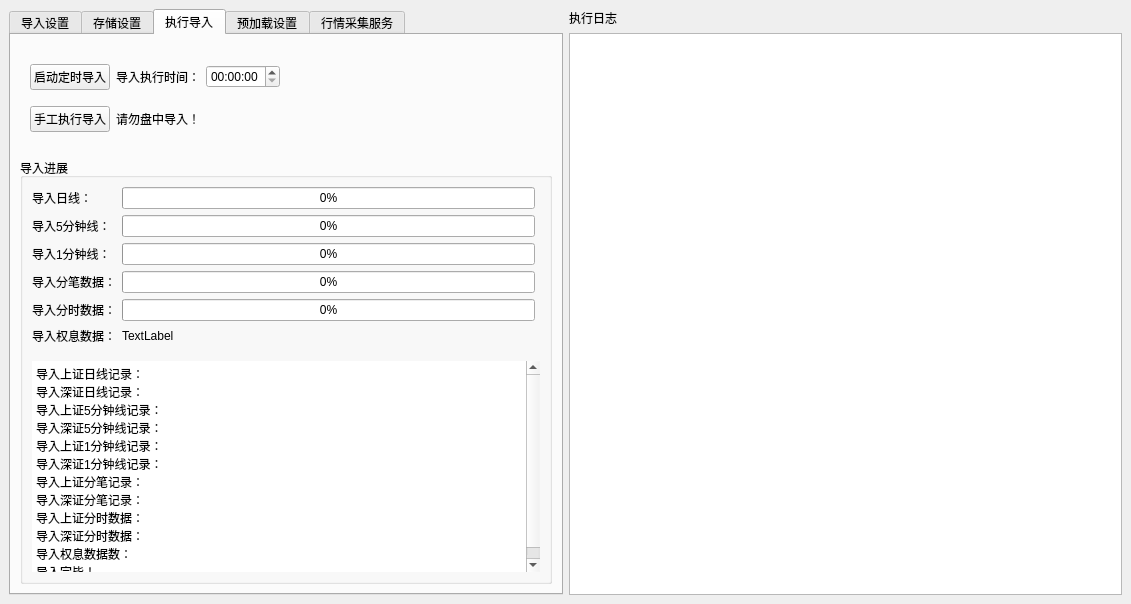
Before: the Qt Designer form hikyuu/gui/data/MainWindow.ui in fasiondog/hikyuu, drawn with Qt 5.
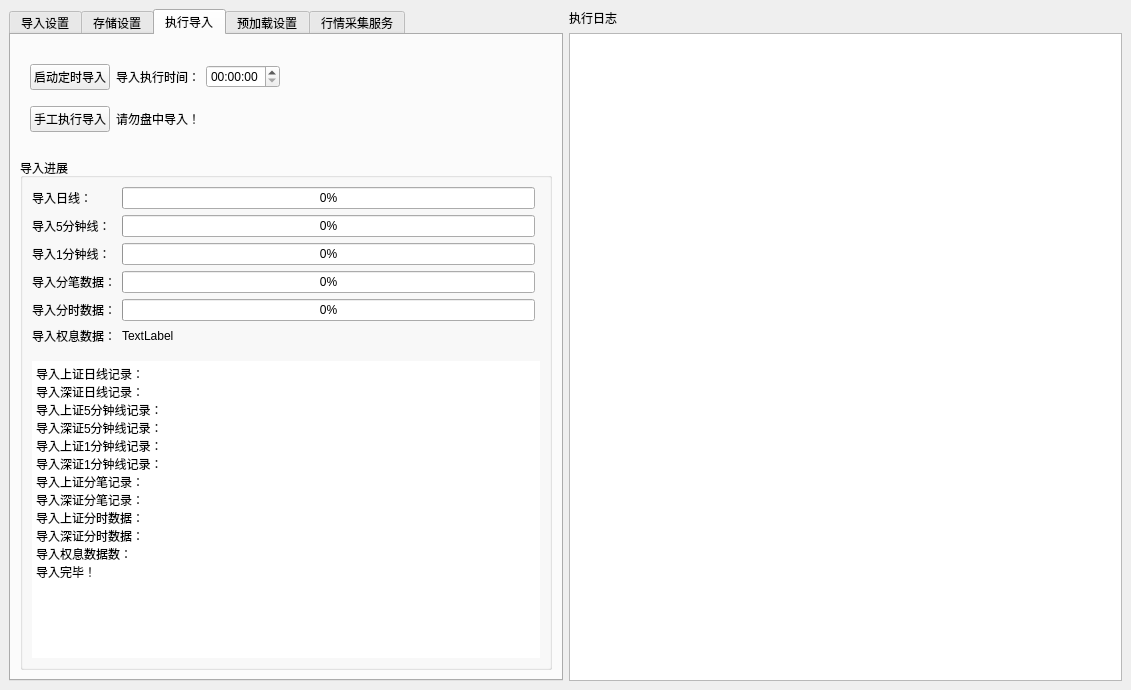
After: the same form once the commit is applied. The open tabs and pages were chosen to show the change.

Commit message: 调整 macosx 下 HikyuuTdx 显示

What changed in the file:
```diff
--- a/hikyuu/gui/data/MainWindow.ui
+++ b/hikyuu/gui/data/MainWindow.ui
@@ -7,7 +7,7 @@
     <x>0</x>
     <y>0</y>
     <width>1131</width>
-    <height>604</height>
+    <height>690</height>
    </rect>
   </property>
   <property name="windowTitle">
@@ -996,21 +996,24 @@
              </property>
              <property name="html">
               <string>&lt;!DOCTYPE HTML PUBLIC &quot;-//W3C//DTD HTML 4.0//EN&quot; &quot;http://www.w3.org/TR/REC-html40/strict.dtd&quot;&gt;
-&lt;html&gt;&lt;head&gt;&lt;meta name=&quot;qrichtext&quot; content=&quot;1&quot; /&gt;&lt;style type=&quot;text/css&quot;&gt;
+&lt;html&gt;&lt;head&gt;&lt;meta name=&quot;qrichtext&quot; content=&quot;1&quot; /&gt;&lt;meta charset=&quot;utf-8&quot; /&gt;&lt;style type=&quot;text/css&quot;&gt;
 p, li { white-space: pre-wrap; }
-&lt;/style&gt;&lt;/head&gt;&lt;body style=&quot; font-family:'Sans Serif'; font-size:9pt; font-weight:400; font-style:normal;&quot;&gt;
-&lt;p style=&quot; margin-top:0px; margin-bottom:0px; margin-left:0px; margin-right:0px; -qt-block-indent:0; text-indent:0px;&quot;&gt;&lt;span style=&quot; font-family:'SimSun';&quot;&gt;导入上证日线记录：&lt;/span&gt;&lt;/p&gt;
-&lt;p style=&quot; margin-top:0px; margin-bottom:0px; margin-left:0px; margin-right:0px; -qt-block-indent:0; text-indent:0px;&quot;&gt;&lt;span style=&quot; font-family:'SimSun';&quot;&gt;导入深证日线记录：&lt;/span&gt;&lt;/p&gt;
-&lt;p style=&quot; margin-top:0px; margin-bottom:0px; margin-left:0px; margin-right:0px; -qt-block-indent:0; text-indent:0px;&quot;&gt;&lt;span style=&quot; font-family:'SimSun';&quot;&gt;导入上证5分钟线记录：&lt;/span&gt;&lt;/p&gt;
-&lt;p style=&quot; margin-top:0px; margin-bottom:0px; margin-left:0px; margin-right:0px; -qt-block-indent:0; text-indent:0px;&quot;&gt;&lt;span style=&quot; font-family:'SimSun';&quot;&gt;导入深证5分钟线记录：&lt;/span&gt;&lt;/p&gt;
-&lt;p style=&quot; margin-top:0px; margin-bottom:0px; margin-left:0px; margin-right:0px; -qt-block-indent:0; text-indent:0px;&quot;&gt;&lt;span style=&quot; font-family:'SimSun';&quot;&gt;导入上证1分钟线记录：&lt;/span&gt;&lt;/p&gt;
-&lt;p style=&quot; margin-top:0px; margin-bottom:0px; margin-left:0px; margin-right:0px; -qt-block-indent:0; text-indent:0px;&quot;&gt;&lt;span style=&quot; font-family:'SimSun';&quot;&gt;导入深证1分钟线记录：&lt;/span&gt;&lt;/p&gt;
-&lt;p style=&quot; margin-top:0px; margin-bottom:0px; margin-left:0px; margin-right:0px; -qt-block-indent:0; text-indent:0px;&quot;&gt;&lt;span style=&quot; font-family:'SimSun';&quot;&gt;导入上证分笔记录：&lt;/span&gt;&lt;/p&gt;
-&lt;p style=&quot; margin-top:0px; margin-bottom:0px; margin-left:0px; margin-right:0px; -qt-block-indent:0; text-indent:0px;&quot;&gt;&lt;span style=&quot; font-family:'SimSun';&quot;&gt;导入深证分笔记录：&lt;/span&gt;&lt;/p&gt;
-&lt;p style=&quot; margin-top:0px; margin-bottom:0px; margin-left:0px; margin-right:0px; -qt-block-indent:0; text-indent:0px;&quot;&gt;&lt;span style=&quot; font-family:'SimSun';&quot;&gt;导入上证分时数据：&lt;/span&gt;&lt;/p&gt;
-&lt;p style=&quot; margin-top:0px; margin-bottom:0px; margin-left:0px; margin-right:0px; -qt-block-indent:0; text-indent:0px;&quot;&gt;&lt;span style=&quot; font-family:'SimSun';&quot;&gt;导入深证分时数据：&lt;/span&gt;&lt;/p&gt;
-&lt;p style=&quot; margin-top:0px; margin-bottom:0px; margin-left:0px; margin-right:0px; -qt-block-indent:0; text-indent:0px;&quot;&gt;&lt;span style=&quot; font-family:'SimSun';&quot;&gt;导入权息数据数：&lt;/span&gt;&lt;/p&gt;
-&lt;p style=&quot; margin-top:0px; margin-bottom:0px; margin-left:0px; margin-right:0px; -qt-block-indent:0; text-indent:0px;&quot;&gt;&lt;span style=&quot; font-family:'SimSun';&quot;&gt;导入完毕！&lt;/span&gt;&lt;/p&gt;&lt;/body&gt;&lt;/html&gt;</string>
+hr { height: 1px; border-width: 0; }
+li.unchecked::marker { content: &quot;\2610&quot;; }
+li.checked::marker { content: &quot;\2612&quot;; }
+&lt;/style&gt;&lt;/head&gt;&lt;body style=&quot; font-family:'.AppleSystemUIFont'; font-size:13pt; font-weight:400; font-style:normal;&quot;&gt;
+&lt;p style=&quot; margin-top:0px; margin-bottom:0px; margin-left:0px; margin-right:0px; -qt-block-indent:0; text-indent:0px;&quot;&gt;&lt;span style=&quot; font-family:'SimSun'; font-size:9pt;&quot;&gt;导入上证日线记录：&lt;/span&gt;&lt;/p&gt;
+&lt;p style=&quot; margin-top:0px; margin-bottom:0px; margin-left:0px; margin-right:0px; -qt-block-indent:0; text-indent:0px;&quot;&gt;&lt;span style=&quot; font-family:'SimSun'; font-size:9pt;&quot;&gt;导入深证日线记录：&lt;/span&gt;&lt;/p&gt;
+&lt;p style=&quot; margin-top:0px; margin-bottom:0px; margin-left:0px; margin-right:0px; -qt-block-indent:0; text-indent:0px;&quot;&gt;&lt;span style=&quot; font-family:'SimSun'; font-size:9pt;&quot;&gt;导入上证5分钟线记录：&lt;/span&gt;&lt;/p&gt;
+&lt;p style=&quot; margin-top:0px; margin-bottom:0px; margin-left:0px; margin-right:0px; -qt-block-indent:0; text-indent:0px;&quot;&gt;&lt;span style=&quot; font-family:'SimSun'; font-size:9pt;&quot;&gt;导入深证5分钟线记录：&lt;/span&gt;&lt;/p&gt;
+&lt;p style=&quot; margin-top:0px; margin-bottom:0px; margin-left:0px; margin-right:0px; -qt-block-indent:0; text-indent:0px;&quot;&gt;&lt;span style=&quot; font-family:'SimSun'; font-size:9pt;&quot;&gt;导入上证1分钟线记录：&lt;/span&gt;&lt;/p&gt;
+&lt;p style=&quot; margin-top:0px; margin-bottom:0px; margin-left:0px; margin-right:0px; -qt-block-indent:0; text-indent:0px;&quot;&gt;&lt;span style=&quot; font-family:'SimSun'; font-size:9pt;&quot;&gt;导入深证1分钟线记录：&lt;/span&gt;&lt;/p&gt;
+&lt;p style=&quot; margin-top:0px; margin-bottom:0px; margin-left:0px; margin-right:0px; -qt-block-indent:0; text-indent:0px;&quot;&gt;&lt;span style=&quot; font-family:'SimSun'; font-size:9pt;&quot;&gt;导入上证分笔记录：&lt;/span&gt;&lt;/p&gt;
+&lt;p style=&quot; margin-top:0px; margin-bottom:0px; margin-left:0px; margin-right:0px; -qt-block-indent:0; text-indent:0px;&quot;&gt;&lt;span style=&quot; font-family:'SimSun'; font-size:9pt;&quot;&gt;导入深证分笔记录：&lt;/span&gt;&lt;/p&gt;
+&lt;p style=&quot; margin-top:0px; margin-bottom:0px; margin-left:0px; margin-right:0px; -qt-block-indent:0; text-indent:0px;&quot;&gt;&lt;span style=&quot; font-family:'SimSun'; font-size:9pt;&quot;&gt;导入上证分时数据：&lt;/span&gt;&lt;/p&gt;
+&lt;p style=&quot; margin-top:0px; margin-bottom:0px; margin-left:0px; margin-right:0px; -qt-block-indent:0; text-indent:0px;&quot;&gt;&lt;span style=&quot; font-family:'SimSun'; font-size:9pt;&quot;&gt;导入深证分时数据：&lt;/span&gt;&lt;/p&gt;
+&lt;p style=&quot; margin-top:0px; margin-bottom:0px; margin-left:0px; margin-right:0px; -qt-block-indent:0; text-indent:0px;&quot;&gt;&lt;span style=&quot; font-family:'SimSun'; font-size:9pt;&quot;&gt;导入权息数据数：&lt;/span&gt;&lt;/p&gt;
+&lt;p style=&quot; margin-top:0px; margin-bottom:0px; margin-left:0px; margin-right:0px; -qt-block-indent:0; text-indent:0px;&quot;&gt;&lt;span style=&quot; font-family:'SimSun'; font-size:9pt;&quot;&gt;导入完毕！&lt;/span&gt;&lt;/p&gt;&lt;/body&gt;&lt;/html&gt;</string>
              </property>
             </widget>
            </item>
```
Left out of the diff: 38 changed lines with no effect on the pictures. The commit also changes 2 other files.
